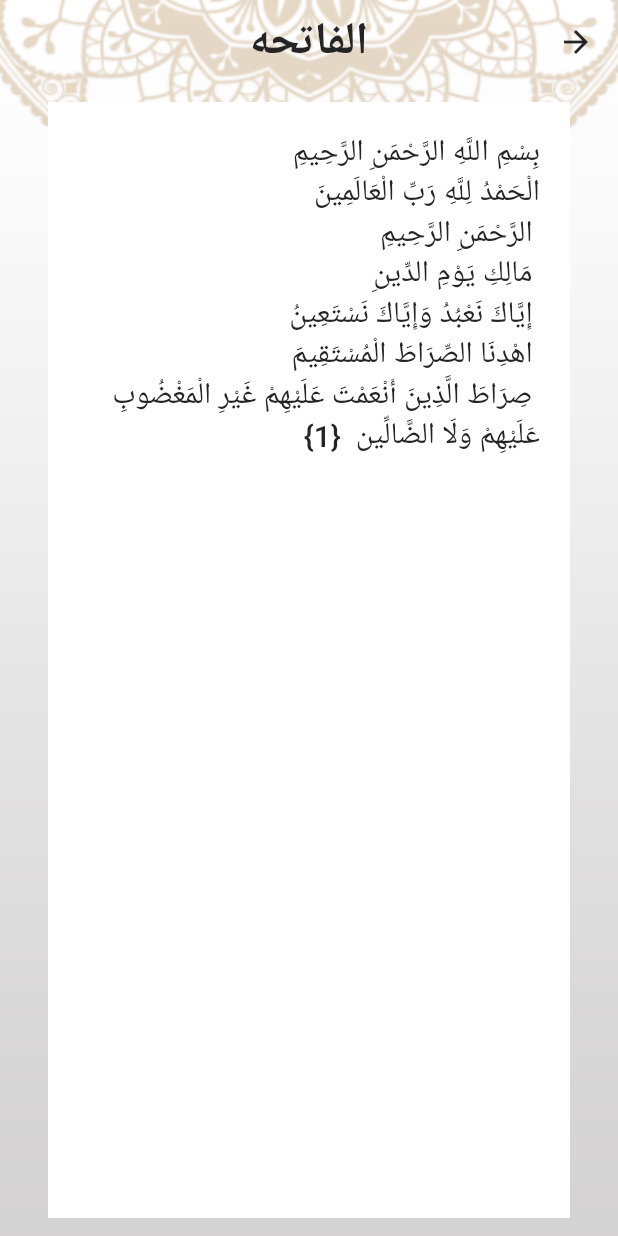
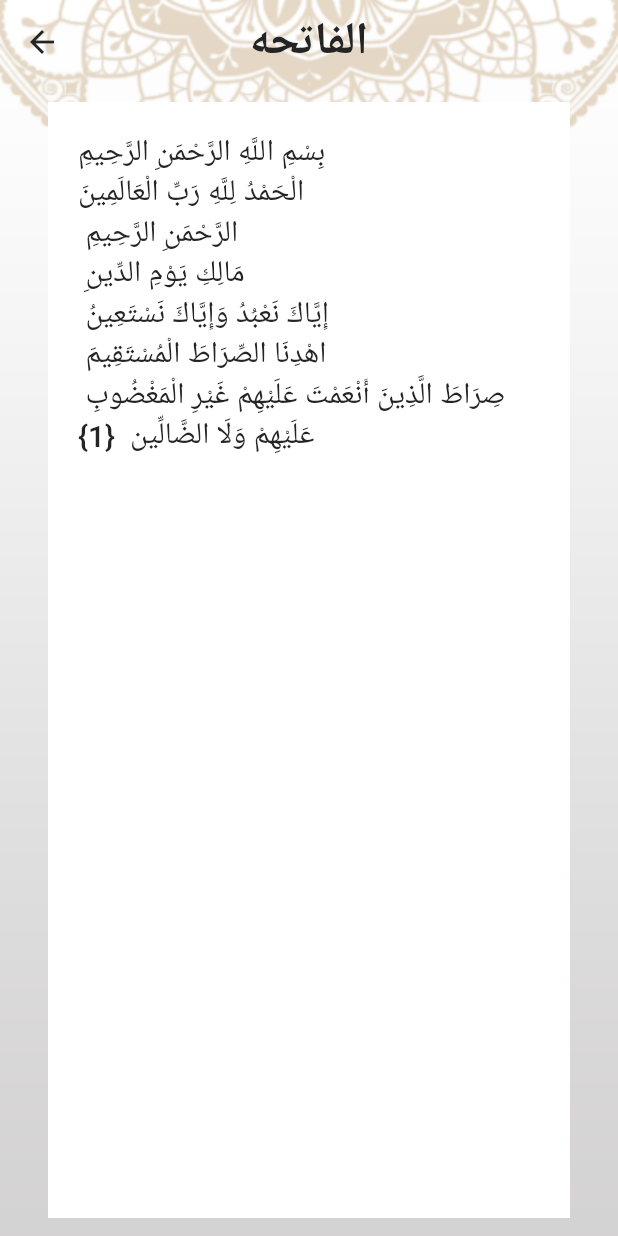
Before and after one commit to mazen0o/Islami_app, a Flutter app: the screen it shows after launch, after a tap on "الفاتحه", on a phone screen of 412 x 824 dp. Run offline on Flutter 3.47's test engine with Material 2 defaults, Android fonts, the phone set to English and light mode, and no system bars; our stand-ins replace shared_preferences; generated files the repository leaves out were written again.

Commit message:
add shared prefs

```diff
--- a/lib/main.dart
+++ b/lib/main.dart
@@ -7,6 +7,7 @@ import 'package:islami_app/provider/my_provider.dart';
 import 'package:islami_app/tabs/hadeth/hadeth_details_screen.dart';
 import 'package:islami_app/tabs/quran/sura_details_screen/sura_details_screen.dart';
 import 'package:provider/provider.dart';
+import 'package:shared_preferences/shared_preferences.dart';
 
 void main() {
   runApp(ChangeNotifierProvider(
@@ -17,9 +18,12 @@ void main() {
 }
 
 class MyApp extends StatelessWidget {
+  late MyProvider provider;
+
   @override
   Widget build(BuildContext context) {
-    var provider = Provider.of<MyProvider>(context);
+    provider = Provider.of<MyProvider>(context);
+    sharedPrefs();
 
     return MaterialApp(
       localizationsDelegates: [
@@ -45,4 +49,15 @@ class MyApp extends StatelessWidget {
       themeMode: provider.currentTheme,
     );
   }
+
+  sharedPrefs() async {
+    final SharedPreferences prefs = await SharedPreferences.getInstance();
+    String lang = prefs.getString("lang") ?? "en";
+    provider.changeLangauge(lang);
+    if (prefs.getString("theme") == "light") {
+      provider.changeTheming(ThemeMode.light);
+    } else if (prefs.getString("theme") == "dark") {
+      provider.changeTheming(ThemeMode.dark);
+    }
+  }
 }
--- a/lib/provider/my_provider.dart
+++ b/lib/provider/my_provider.dart
@@ -1,22 +1,29 @@
 import 'package:flutter/material.dart';
+import 'package:shared_preferences/shared_preferences.dart';
 
 class MyProvider extends ChangeNotifier {
-  String langApp = "ar";
+  String langApp = "en";
   ThemeMode currentTheme = ThemeMode.light;
 
-  void changeLangauge(String langAppCode) {
+  void changeLangauge(String langAppCode) async {
     if (langAppCode == langApp) {
       return;
     }
+    final SharedPreferences prefs = await SharedPreferences.getInstance();
+
     langApp = langAppCode;
+    prefs.setString("lang", langApp);
     notifyListeners();
   }
 
-  void changeTheming(ThemeMode themeMode) {
+  void changeTheming(ThemeMode themeMode) async {
     if (themeMode == currentTheme) {
       return;
     }
+    final SharedPreferences prefs = await SharedPreferences.getInstance();
+
     currentTheme = themeMode;
+    prefs.setString("theme", themeMode == ThemeMode.light ? "light" : "dark");
     notifyListeners();
   }
 
--- a/lib/tabs/settings/bottom_sheet_app_dark.dart
+++ b/lib/tabs/settings/bottom_sheet_app_dark.dart
@@ -49,12 +49,12 @@ class _BottomSheetAppDArkState extends State<BottomSheetAppDArk> {
           Text(
             "$text",
             style: Theme.of(context).textTheme.displayLarge!.copyWith(
-                  color: Theme.of(context).primaryColorDark,
+                  color: Theme.of(context).primaryColor,
                 ),
           ),
           Icon(
             Icons.check,
-            color: MyThemeData.primaryColorDark,
+            color: MyThemeData.primaryColor,
           ),
         ],
       );
--- a/pubspec.yaml
+++ b/pubspec.yaml
@@ -34,6 +34,8 @@ dependencies:
     sdk: flutter
   intl: any
   provider: ^6.0.5
+  shared_preferences: ^2.2.2
+
 
 
 
```
Also changed, not shown: pubspec.lock.
